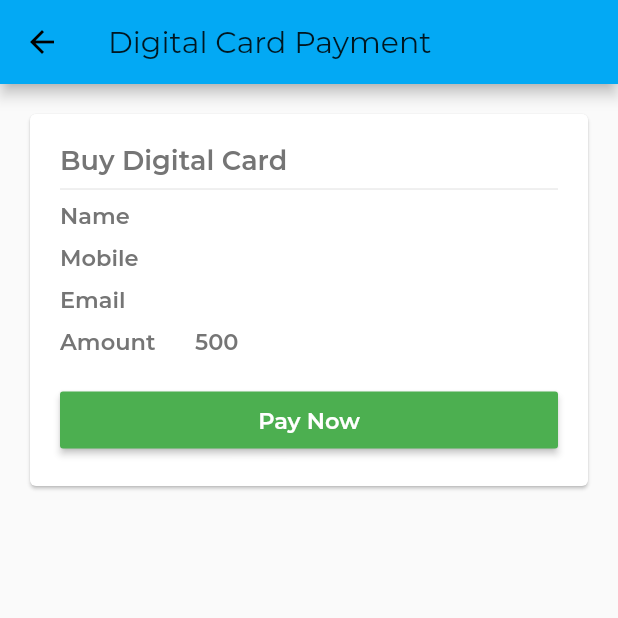
After one commit to partnercloudsupport/digitalcard, a Flutter app: the Payment screen opened by its route, after a tap on "Pay Now", on a phone screen of 412 x 824 dp, the top half of it. The commit adds this screen. Run offline on Flutter 3.47's test engine with Material 2 defaults, Android fonts, the phone set to English and light mode, and no system bars; our stand-ins replace contacts_service, flare_flutter, fluttertoast, image_picker, location, permission_handler and 2 more; missing offline and left inert: flare_dart, flutter_cupertino_date_picker, geocoder, intro_views_flutter, razorpay_plugin; accounts and stored records are empty.

Commit message:
KR - Payment

```diff
--- a/lib/Common/ClassList.dart
+++ b/lib/Common/ClassList.dart
@@ -13,6 +13,20 @@ class SaveDataClass {
         ORIGINAL_ERROR: json['ORIGINAL_ERROR'] as String,
         ERROR_STATUS: json['ERROR_STATUS'] as bool,
         RECORDS: json['RECORDS'] as bool);
+  }
+}
+
+class PaymentDataClass {
+  int code;
+  String message;
+
+  PaymentDataClass(
+      {this.code, this.message});
+
+  factory PaymentDataClass.fromJson(Map<String, dynamic> json) {
+    return PaymentDataClass(
+        code: json['code'] as int,
+        message: json['message'] as String);
   }
 }
 
--- a/lib/Common/Constants.dart
+++ b/lib/Common/Constants.dart
@@ -22,6 +22,7 @@ class Session{
   static const String Name = "Name";
   static const String Mobile = "Mobile";
   static const String Company = "Company";
+  static const String Email = "Email";
   static const String ReferCode = "ReferCode";
   static const String IsAppIntroCompleted = "IsAppIntroCompleted";
 }
--- a/lib/Common/Services.dart
+++ b/lib/Common/Services.dart
@@ -369,11 +369,9 @@ class Services {
     final response = await http.post(url, body: data);
     try {
       if (response.statusCode == 200) {
-        SaveDataClass data;
         final jsonResponse = json.decode(response.body);
         SaveDataClass saveDataClass = new SaveDataClass.fromJson(jsonResponse);
         return saveDataClass;
-        return data;
       } else {
         throw Exception(MESSAGES.INTERNET_ERROR);
       }
--- a/lib/Component/TeddyController.dart
+++ b/lib/Component/TeddyController.dart
@@ -130,6 +130,7 @@ class TeddyController extends FlareControls {
           await prefs.setString(cnst.Session.Name, data[0].Name);
           await prefs.setString(cnst.Session.Mobile, data[0].Mobile);
           await prefs.setString(cnst.Session.Company, data[0].Company);
+          await prefs.setString(cnst.Session.Email, data[0].Email);
           await prefs.setString(cnst.Session.ReferCode, data[0].MyReferralCode);
           return true;
         } else {
--- /dev/null
+++ b/lib/Screens/Payment.dart
@@ -0,0 +1,216 @@
+import 'dart:convert';
+
+import 'package:flutter/material.dart';
+import 'package:razorpay_plugin/razorpay_plugin.dart';
+import 'package:shared_preferences/shared_preferences.dart';
+import 'package:digitalcard/Common/Constants.dart' as cnst;
+import 'package:digitalcard/Common/ClassList.dart';
+
+class Payment extends StatefulWidget {
+  @override
+  _PaymentState createState() => _PaymentState();
+}
+
+class _PaymentState extends State<Payment> {
+
+  String MemberId = "";
+  String Name = "";
+  String Mobile = "";
+  String Email = "";
+  String Amount = "500";
+  String PaymentStatus = "InProcess";
+  String PaymentMessage = "payment message";
+
+  @override
+  void initState() {
+    // TODO: implement initState
+    super.initState();
+    GetLocalData();
+  }
+
+  GetLocalData() async {
+    SharedPreferences prefs = await SharedPreferences.getInstance();
+    String memberId = prefs.getString(cnst.Session.MemberId);
+    String name = prefs.getString(cnst.Session.Name);
+    String mobile = prefs.getString(cnst.Session.Mobile);
+    String email = prefs.getString(cnst.Session.Email);
+
+    if (memberId != null && memberId != "")
+      setState(() {
+        MemberId = memberId;
+      });
+    if (name != null && name != "")
+      setState(() {
+        Name = name;
+      });
+    if (mobile != null && mobile != "")
+      setState(() {
+        Mobile = mobile;
+      });
+    if (email != null && email != "")
+      setState(() {
+        Email = email;
+      });
+  }
+
+  startPayment() async {
+    Map<String, dynamic> options = new Map();
+    options.putIfAbsent("name", () => Name);
+    options.putIfAbsent("image", () => "http://digitalcard.co.in/Resources/logo.png");
+    options.putIfAbsent("description", () => "buy digitalcad online");
+    options.putIfAbsent("amount", () => Amount);
+    options.putIfAbsent("email", () => Email);
+    options.putIfAbsent("contact", () => Mobile);
+    //Must be a valid HTML color.
+    options.putIfAbsent("theme", () => "#FF0000");
+    options.putIfAbsent("api_key", () => "rzp_live_ud7vCnNUUZNr9F");
+    //Map<dynamic,dynamic> paymentResponse = new Map();
+    //paymentResponse = await Razorpay.showPaymentForm(options);
+    await Razorpay.showPaymentForm(options).then((paymentResponse){
+      final jsonResponse = json.decode(paymentResponse.toString());
+      PaymentDataClass paymentDataClass = new PaymentDataClass.fromJson(jsonResponse);
+      if(paymentDataClass != null){
+        if(paymentDataClass.code == 1)
+          setState(() {
+            PaymentStatus = "Success";
+            PaymentMessage = paymentDataClass.message;
+          });
+        else
+          setState(() {
+            PaymentStatus = "Error";
+            PaymentMessage = paymentDataClass.message;
+          });
+      }
+
+      print("response $paymentResponse");
+    });
+  }
+
+  @override
+  Widget build(BuildContext context) {
+    return Scaffold(
+      appBar: AppBar(
+        title: Text('Digital Card Payment'),
+      ),
+      body: SingleChildScrollView(
+        child: Container(
+          child: Column(
+            children: <Widget>[
+              PaymentStatus == 'InProcess' ?
+              Card(
+                margin: EdgeInsets.all(20),
+                child: Container(
+                  padding: EdgeInsets.all(20),
+                  child: Column(
+                    crossAxisAlignment: CrossAxisAlignment.start,
+                    children: <Widget>[
+                      Text('Buy Digital Card',style: TextStyle(fontSize: 18,fontWeight: FontWeight.w600,color: Colors.grey.shade600)),
+                      Divider(),
+                      Row(
+                        children: <Widget>[
+                          Container(width: 90, child: Text('Name',style: TextStyle(fontSize: 15,fontWeight: FontWeight.w600,color: Colors.grey.shade600))),
+                          Text('$Name',style: TextStyle(fontSize: 15,fontWeight: FontWeight.w600,color: Colors.grey.shade600)),
+                        ],
+                      ),
+                      Padding(
+                        padding: const EdgeInsets.only(top: 10),
+                        child: Row(
+                          children: <Widget>[
+                            Container(width: 90, child: Text('Mobile',style: TextStyle(fontSize: 15,fontWeight: FontWeight.w600,color: Colors.grey.shade600))),
+                            Text('$Mobile',style: TextStyle(fontSize: 15,fontWeight: FontWeight.w600,color: Colors.grey.shade600)),
+                          ],
+                        ),
+                      ),
+                      Padding(
+                        padding: const EdgeInsets.only(top: 10),
+                        child: Row(
+                          children: <Widget>[
+                            Container(width: 90, child: Text('Email',style: TextStyle(fontSize: 15,fontWeight: FontWeight.w600,color: Colors.grey.shade600))),
+                            Text('$Email',style: TextStyle(fontSize: 15,fontWeight: FontWeight.w600,color: Colors.grey.shade600)),
+                          ],
+                        ),
+                      ),
+                      Padding(
+                        padding: const EdgeInsets.only(top: 10,bottom: 20),
+                        child: Row(
+                          children: <Widget>[
+                            Container(width: 90, child: Text('Amount',style: TextStyle(fontSize: 15,fontWeight: FontWeight.w600,color: Colors.grey.shade600))),
+                            Text('$Amount',style: TextStyle(fontSize: 15,fontWeight: FontWeight.w600,color: Colors.grey.shade600)),
+                          ],
+                        ),
+                      ),
+                      MaterialButton(
+                        minWidth: MediaQuery.of(context).size.width - 80,
+                        color: Colors.green,
+                        child: Text('Pay Now',style: TextStyle(fontSize: 15,color: Colors.white,fontWeight: FontWeight.w600)),
+                        padding: EdgeInsets.all(10),
+                        onPressed: () => startPayment(),
+                      )
+                    ],
+                  ),
+                ),
+              ) :
+              PaymentStatus == 'Success' ?
+              Card(
+                margin: EdgeInsets.all(20),
+                child: Container(
+                  padding: EdgeInsets.all(20),
+                  child: Column(
+                    crossAxisAlignment: CrossAxisAlignment.center,
+                    children: <Widget>[
+                      Image.network('https://cdn4.iconfinder.com/data/icons/generic-interaction/143/yes-tick-success-done-complete-check-allow-512.png',
+                      height: 100,width: 100,),
+                      Padding(
+                        padding: const EdgeInsets.only(top: 20),
+                        child: Text('OrderID : $PaymentMessage',style: TextStyle(fontSize: 15,fontWeight: FontWeight.w600,color: Colors.grey.shade600)),
+                      ),
+                      Padding(
+                        padding: const EdgeInsets.only(top: 10,bottom: 20),
+                        child: Text('Payment Done Successfully',style: TextStyle(fontSize: 18,fontWeight: FontWeight.w600,color: Colors.grey.shade600)),
+                      ),
+                      MaterialButton(
+                        minWidth: MediaQuery.of(context).size.width - 80,
+                        color: Colors.green,
+                        child: Text('Go Back To Home',style: TextStyle(fontSize: 15,color: Colors.white,fontWeight: FontWeight.w600)),
+                        padding: EdgeInsets.all(10),
+                        onPressed: () => startPayment(),
+                      )
+                    ],
+                  ),
+                ),
+              ) :
+              Card(
+                margin: EdgeInsets.all(20),
+                child: Container(
+                  padding: EdgeInsets.all(20),
+                  child: Column(
+                    crossAxisAlignment: CrossAxisAlignment.center,
+                    children: <Widget>[
+                      Image.network('https://www.safetysign.com/images/source/large-images/J6520.png',
+                        height: 100,width: 100,),
+                      Padding(
+                        padding: const EdgeInsets.only(top: 20),
+                        child: Text('$PaymentMessage',style: TextStyle(fontSize: 15,fontWeight: FontWeight.w600,color: Colors.grey.shade600)),
+                      ),
+                      Padding(
+                        padding: const EdgeInsets.only(top: 10,bottom: 20),
+                        child: Text('Payment Faild \nTry After Some Time',style: TextStyle(fontSize: 18,fontWeight: FontWeight.w600,color: Colors.grey.shade600)),
+                      ),
+                      MaterialButton(
+                        minWidth: MediaQuery.of(context).size.width - 80,
+                        color: Colors.green,
+                        child: Text('Go Back To Home',style: TextStyle(fontSize: 15,color: Colors.white,fontWeight: FontWeight.w600)),
+                        padding: EdgeInsets.all(10),
+                        onPressed: () => startPayment(),
+                      )
+                    ],
+                  ),
+                ),
+              ),
+            ],
+          ),
+        ),
+      ),
+    );
+  }
+}
--- a/lib/Screens/Splash.dart
+++ b/lib/Screens/Splash.dart
@@ -20,7 +20,8 @@ class _SplashState extends State<Splash> {
           prefs.getBool(cnst.Session.IsAppIntroCompleted);
 
       if (MemberId != null && MemberId != "")
-        Navigator.pushReplacementNamed(context, '/Dashboard');
+        //Navigator.pushReplacementNamed(context, '/Dashboard');
+        Navigator.pushReplacementNamed(context, '/Payment');
       else {
         if (IsAppIntroCompleted != null && IsAppIntroCompleted == true)
           Navigator.pushReplacementNamed(context, '/MobileLogin');
--- a/lib/main.dart
+++ b/lib/main.dart
@@ -20,6 +20,7 @@ import 'package:digitalcard/Screens/AddService.dart';
 import 'package:digitalcard/Screens/EditProfile.dart';
 import 'package:digitalcard/Screens/ProfileDetail.dart';
 import 'package:digitalcard/Screens/AppIntro.dart';
+import 'package:digitalcard/Screens/Payment.dart';
 //Flare Login
 import 'package:digitalcard/Screens/FlareLogin/FlareLogin.dart';
 
@@ -52,6 +53,7 @@ class MyApp extends StatelessWidget {
         '/ProfileDetail': (context) => ProfileDetail(),
         '/FlareLogin': (context) => FlareLogin(),
         '/MobileLogin': (context) => MobileLogin(),
+        '/Payment': (context) => Payment(),
       },
       theme: ThemeData(
         fontFamily: 'Montserrat',
--- a/pubspec.yaml
+++ b/pubspec.yaml
@@ -24,6 +24,7 @@ dependencies:
   location: ^2.3.5
   geocoder: ^0.1.2
   intl: ^0.15.8
+  razorpay_plugin: ^0.2.6
 
 dev_dependencies:
   flutter_test:
```
Also changed, not shown: pubspec.lock, 1 other file.
